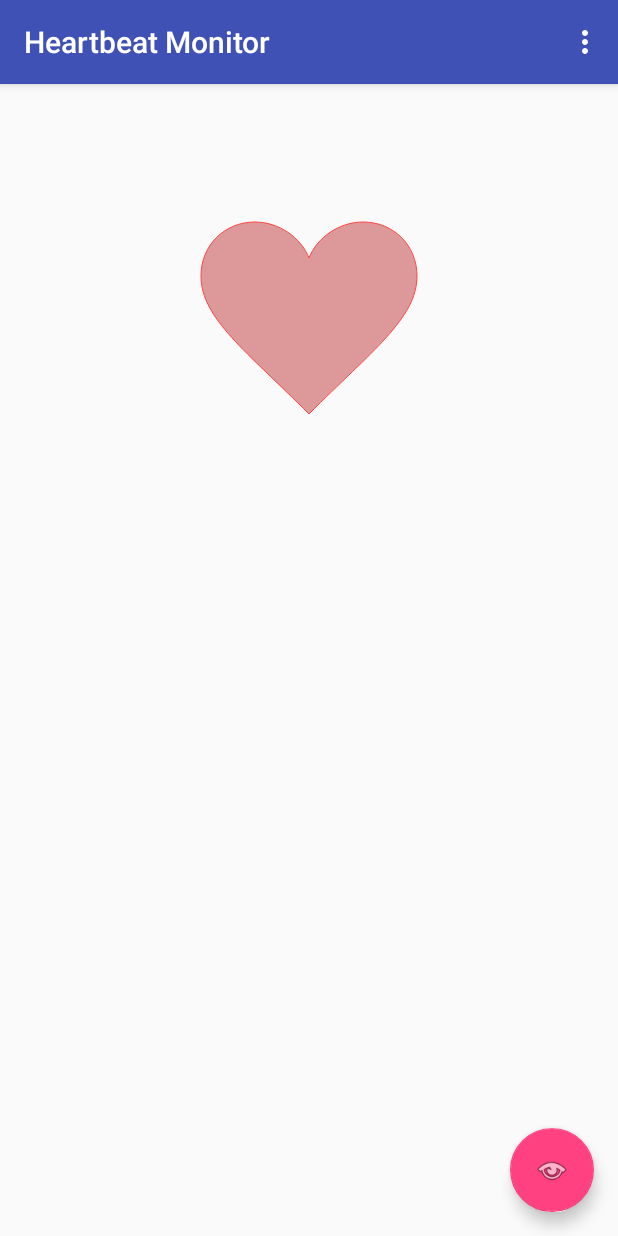
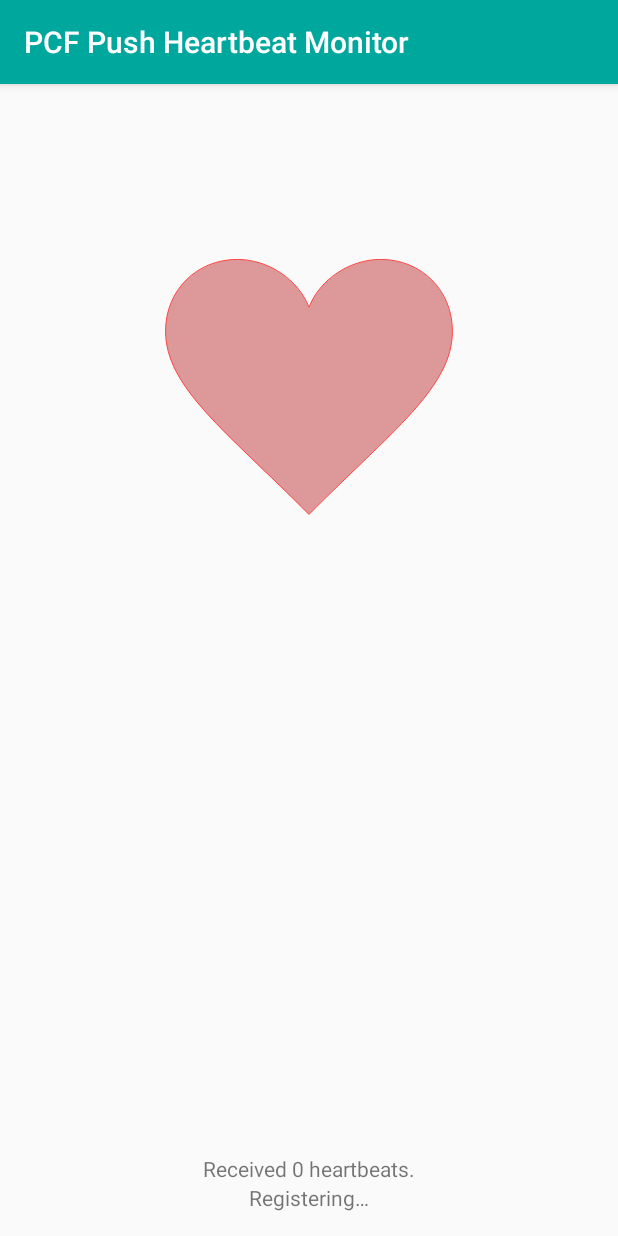
Before and after one commit to vmware-archive/push-android-heartbeatmonitor, an Android app: the screen it shows after launch (MainActivity), on a phone screen of 412 x 824 dp. Run offline under Robolectric (Android 15) with nearby library versions, the phone set to English and light mode, and no system bars; our stand-ins replace ButterKnife; libraries missing offline, so code that uses them is left out: io.pivotal.android; 1 statement that could not run was skipped.

Commit message:
Register for pushes. Pulse heart and increment counter upon receiving heartbeat push.
Signed-off-by: Ernst Riemer <eriemer@pivotal.io>

```diff
--- a/app/build.gradle
+++ b/app/build.gradle
@@ -5,8 +5,8 @@ android {
     buildToolsVersion "23.0.2"
 
     defaultConfig {
-        applicationId "io.pivotal.push.android.heartbeatmonitor"
-        minSdkVersion 21
+        applicationId "io.pivotal.android.push.heartbeatmonitor"
+        minSdkVersion 16
         targetSdkVersion 23
         versionCode 1
         versionName "1.0"
@@ -32,4 +32,5 @@ dependencies {
     compile 'com.google.dagger:dagger-compiler:2.0.2'
     compile 'com.jakewharton:butterknife:7.0.1'
     compile 'io.pivotal.android:push:1.4.0'
+    compile 'com.google.guava:guava:18.0'
 }
--- /dev/null
+++ b/app/src/main/java/io/pivotal/android/push/heartbeatmonitor/Const.java
@@ -0,0 +1,6 @@
+package io.pivotal.android.push.heartbeatmonitor;
+
+public class Const {
+
+    public static final String LOG_TAG = "PCFPushHeartbeatMonitor";
+}
--- /dev/null
+++ b/app/src/main/java/io/pivotal/android/push/heartbeatmonitor/MainActivity.java
@@ -0,0 +1,144 @@
+package io.pivotal.android.push.heartbeatmonitor;
+
+import android.content.BroadcastReceiver;
+import android.content.Context;
+import android.content.Intent;
+import android.content.IntentFilter;
+import android.os.Build;
+import android.os.Bundle;
+import android.support.v7.app.AppCompatActivity;
+import android.support.v7.widget.Toolbar;
+import android.util.Log;
+import android.view.MenuItem;
+import android.view.animation.Animation;
+import android.view.animation.AnimationUtils;
+import android.widget.ImageView;
+import android.widget.TextView;
+
+import com.google.common.collect.ImmutableSet;
+
+import java.net.URI;
+
+import butterknife.Bind;
+import butterknife.ButterKnife;
+import butterknife.OnClick;
+import io.pivotal.android.push.Push;
+import io.pivotal.android.push.prefs.Pivotal;
+import io.pivotal.android.push.registration.RegistrationListener;
+
+public class MainActivity extends AppCompatActivity {
+
+    public static final String HEARTBEAT_RECEIVED = "io.pivotal.android.push.heartbeatmonitor.HEARTBEAT_RECEIVED";
+
+    @Bind(R.id.heart) ImageView heartView;
+    @Bind(R.id.toolbar) Toolbar toolbar;
+    @Bind(R.id.serviceUrl) TextView serviceUrlTextView;
+    @Bind(R.id.counter) TextView counterTextView;
+
+    private BroadcastReceiver receiver;
+
+    @Override
+    protected void onCreate(Bundle savedInstanceState) {
+        super.onCreate(savedInstanceState);
+        setContentView(R.layout.activity_main);
+
+        ButterKnife.bind(this);
+
+        setSupportActionBar(toolbar);
+
+        try {
+
+            serviceUrlTextView.setText(R.string.registering);
+
+            final ImmutableSet<String> tags = ImmutableSet.of("heartbeat");
+            Push.getInstance(this).startRegistration(Build.MODEL, tags, false, new RegistrationListener() {
+
+                @Override
+                public void onRegistrationComplete() {
+                    Log.i(Const.LOG_TAG, "Registration with PCF Push successful. Device ID is: " + Push.getInstance(MainActivity.this).getDeviceUuid());
+
+                    runOnUiThread(new Runnable() {
+
+                        @Override
+                        public void run() {
+                            final String serviceUrl = Pivotal.getServiceUrl(MainActivity.this);
+                            final URI uri = URI.create(serviceUrl);
+                            serviceUrlTextView.setText(getString(R.string.monitoring, uri.getHost()));
+                        }
+                    });
+                }
+
+                @Override
+                public void onRegistrationFailed(String s) {
+                    Log.e(Const.LOG_TAG, "Registration with PCF Push failed: " + s);
+                    serviceUrlTextView.setText(R.string.registration_error);
+                }
+            });
+
+        } catch (Exception e) {
+            Log.e(Const.LOG_TAG, "Exception registering for PCF Push: " + e.getLocalizedMessage());
+        }
+    }
+
+    @Override
+    protected void onResume() {
+        super.onResume();
+
+        updateHeartbeatCounter();
+
+        final IntentFilter intentFilter = new IntentFilter(HEARTBEAT_RECEIVED);
+        receiver = new BroadcastReceiver() {
+
+            @Override
+            public void onReceive(Context context, Intent intent) {
+                runOnUiThread(new Runnable() {
+                    @Override
+                    public void run() {
+                        animateHeartbeat();
+                        updateHeartbeatCounter();
+                    }
+                });
+            }
+        };
+        registerReceiver(receiver, intentFilter);
+    }
+
+    @Override
+    protected void onPause() {
+        super.onPause();
+
+        unregisterReceiver(receiver);
+        heartView = null;
+    }
+
+    @Override
+    public boolean onOptionsItemSelected(MenuItem item) {
+        int id = item.getItemId();
+
+        //noinspection SimplifiableIfStatement
+        if (id == R.id.action_settings) {
+            return true;
+        }
+
+        return super.onOptionsItemSelected(item);
+    }
+
+    @OnClick(R.id.heart)
+    public void onHeartTouched() {
+        animateHeartbeat();
+    }
+
+    private void animateHeartbeat() {
+        if (heartView != null) {
+            final Animation heartbeat = AnimationUtils.loadAnimation(this, R.anim.heartbeat);
+            heartView.startAnimation(heartbeat);
+        }
+    }
+
+    private void updateHeartbeatCounter() {
+        if (counterTextView != null) {
+            final int heartbeatCounter = Preferences.getHeartbeatCounter(this);
+            counterTextView.setText(getString(R.string.heartbeat_counter, heartbeatCounter));
+        }
+    }
+}
--- /dev/null
+++ b/app/src/main/java/io/pivotal/android/push/heartbeatmonitor/Preferences.java
@@ -0,0 +1,30 @@
+package io.pivotal.android.push.heartbeatmonitor;
+
+import android.content.Context;
+import android.content.SharedPreferences;
+import android.preference.PreferenceManager;
+
+public class Preferences {
+
+    public static final String HEARTBEAT_COUNTER = "heartbeat_counter";
+
+    public static int getHeartbeatCounter(final Context context) {
+        return getSharedPreferences(context).getInt(HEARTBEAT_COUNTER, 0);
+    }
+
+    public static void setHeartbeatCounter(final Context context, final int counter) {
+        final SharedPreferences.Editor editor = getSharedPreferences(context).edit();
+        editor.putInt(HEARTBEAT_COUNTER, counter);
+        editor.apply();
+    }
+
+    public static void tickHeartbeatCounter(final Context context) {
+        final int heartbeatCounter = getHeartbeatCounter(context);
+        setHeartbeatCounter(context, heartbeatCounter + 1);
+    }
+
+    private static SharedPreferences getSharedPreferences(final Context context) {
+        return PreferenceManager.getDefaultSharedPreferences(context);
+    }
+
+}
--- a/app/src/main/java/io/pivotal/push/android/heartbeatmonitor/MainActivity.java
+++ /dev/null
@@ -1,69 +0,0 @@
-package io.pivotal.push.android.heartbeatmonitor;
-
-import android.os.Bundle;
-import android.support.design.widget.FloatingActionButton;
-import android.support.v7.app.AppCompatActivity;
-import android.support.v7.widget.Toolbar;
-import android.view.Menu;
-import android.view.MenuItem;
-import android.view.View;
-import android.view.animation.Animation;
-import android.view.animation.AnimationUtils;
-import android.widget.ImageView;
-
-import butterknife.Bind;
-import butterknife.ButterKnife;
-
-public class MainActivity extends AppCompatActivity {
-
-
-    @Bind(R.id.heart) ImageView heartView;
-    @Bind(R.id.toolbar) Toolbar toolbar;
-    @Bind(R.id.fab) FloatingActionButton floatingActionButton;
-
-
-    @Override
-    protected void onCreate(Bundle savedInstanceState) {
-        super.onCreate(savedInstanceState);
-        setContentView(R.layout.activity_main);
-
-        ButterKnife.bind(this);
-
-        setSupportActionBar(toolbar);
-
-        floatingActionButton.setOnClickListener(new View.OnClickListener() {
-            @Override
-            public void onClick(View view) {
-                animateHeartbeat(heartView);
-//                Snackbar.make(view, "Replace with your own action", Snackbar.LENGTH_LONG).setAction("Action", null).show();
-            }
-        });
-    }
-
-    private void animateHeartbeat(final View view) {
-        final Animation heartbeat = AnimationUtils.loadAnimation(this, R.anim.heartbeat);
-        view.startAnimation(heartbeat);
-    }
-
-    @Override
-    public boolean onCreateOptionsMenu(Menu menu) {
-        // Inflate the menu; this adds items to the action bar if it is present.
-        getMenuInflater().inflate(R.menu.menu_main, menu);
-        return true;
-    }
-
-    @Override
-    public boolean onOptionsItemSelected(MenuItem item) {
-        // Handle action bar item clicks here. The action bar will
-        // automatically handle clicks on the Home/Up button, so long
-        // as you specify a parent activity in AndroidManifest.xml.
-        int id = item.getItemId();
-
-        //noinspection SimplifiableIfStatement
-        if (id == R.id.action_settings) {
-            return true;
-        }
-
-        return super.onOptionsItemSelected(item);
-    }
-}
--- a/app/src/main/res/layout/activity_main.xml
+++ b/app/src/main/res/layout/activity_main.xml
@@ -6,7 +6,7 @@
     android:layout_width="match_parent"
     android:layout_height="match_parent"
     android:fitsSystemWindows="true"
-    tools:context="io.pivotal.push.android.heartbeatmonitor.MainActivity">
+    tools:context="io.pivotal.android.push.heartbeatmonitor.MainActivity">
 
     <android.support.design.widget.AppBarLayout
         android:layout_width="match_parent"
@@ -24,13 +24,13 @@
 
     <include layout="@layout/content_main"/>
 
-    <android.support.design.widget.FloatingActionButton
-        android:id="@+id/fab"
-        android:layout_width="wrap_content"
-        android:layout_height="wrap_content"
-        android:layout_gravity="bottom|end"
-        android:layout_margin="@dimen/fab_margin"
-        android:src="@android:drawable/ic_menu_view"/>
+    <!--<android.support.design.widget.FloatingActionButton-->
+        <!--android:id="@+id/fab"-->
+        <!--android:layout_width="wrap_content"-->
+        <!--android:layout_height="wrap_content"-->
+        <!--android:layout_gravity="bottom|end"-->
+        <!--android:layout_margin="@dimen/fab_margin"-->
+        <!--android:src="@android:drawable/ic_menu_view"/>-->
 
 
 </android.support.design.widget.CoordinatorLayout>
--- a/app/src/main/res/layout/content_main.xml
+++ b/app/src/main/res/layout/content_main.xml
@@ -11,15 +11,31 @@
     android:paddingRight="@dimen/activity_horizontal_margin"
     android:paddingTop="@dimen/activity_vertical_margin"
     app:layout_behavior="@string/appbar_scrolling_view_behavior"
-    tools:context="io.pivotal.push.android.heartbeatmonitor.MainActivity"
+    tools:context="io.pivotal.android.push.heartbeatmonitor.MainActivity"
     tools:showIn="@layout/activity_main">
 
     <ImageView
         android:id="@+id/heart"
-        android:layout_width="256dp"
-        android:layout_height="256dp"
+        android:layout_width="340dp"
+        android:layout_height="340dp"
         android:layout_centerHorizontal="true"
         android:src="@drawable/heart"
         android:contentDescription="@string/heartbeat_content_description"/>
 
+    <TextView
+        android:id="@+id/serviceUrl"
+        android:gravity="center_horizontal"
+        android:layout_width="match_parent"
+        android:layout_height="wrap_content"
+        android:layout_centerHorizontal="true"
+        android:layout_alignParentBottom="true"/>
+
+    <TextView
+        android:id="@+id/counter"
+        android:gravity="center_horizontal"
+        android:layout_width="match_parent"
+        android:layout_height="wrap_content"
+        android:layout_centerHorizontal="true"
+        android:layout_above="@id/serviceUrl"/>
+
 </RelativeLayout>
--- a/app/src/main/res/menu/menu_main.xml
+++ b/app/src/main/res/menu/menu_main.xml
@@ -1,7 +1,7 @@
 <menu xmlns:android="http://schemas.android.com/apk/res/android"
       xmlns:app="http://schemas.android.com/apk/res-auto"
       xmlns:tools="http://schemas.android.com/tools"
-      tools:context="io.pivotal.push.android.heartbeatmonitor.MainActivity">
+      tools:context="io.pivotal.android.push.heartbeatmonitor.MainActivity">
     <item android:id="@+id/action_settings"
           android:orderInCategory="100"
           android:title="@string/action_settings"
--- a/app/src/main/res/values/colors.xml
+++ b/app/src/main/res/values/colors.xml
@@ -1,6 +1,6 @@
 <?xml version="1.0" encoding="utf-8"?>
 <resources>
-    <color name="colorPrimary">#3F51B5</color>
-    <color name="colorPrimaryDark">#303F9F</color>
-    <color name="colorAccent">#FF4081</color>
+    <color name="colorPrimary">#00A79D</color>
+    <color name="colorPrimaryDark">#138078</color>
+    <color name="colorAccent">#1FCCC0</color>
 </resources>
--- a/app/src/main/res/values/strings.xml
+++ b/app/src/main/res/values/strings.xml
@@ -1,5 +1,9 @@
 <resources>
-    <string name="app_name">Heartbeat Monitor</string>
+    <string name="app_name">PCF Push Heartbeat Monitor</string>
     <string name="action_settings">Settings</string>
     <string name="heartbeat_content_description">Heartbeat</string>
+    <string name="registration_error">Registration error!</string>
+    <string name="registering">Registering…</string>
+    <string name="monitoring">"Monitoring %1$s."</string>
+    <string name="heartbeat_counter">"Received %1$d heartbeats."</string>
 </resources>
```
Also changed, not shown: app/src/main/AndroidManifest.xml (+24 -1 lines), app/src/main/java/io/pivotal/android/push/heartbeatmonitor/PushService.java (added, +20 -0 lines), app/src/main/res/raw/pivotal.properties (added, +48 -0 lines), 3 other files.
